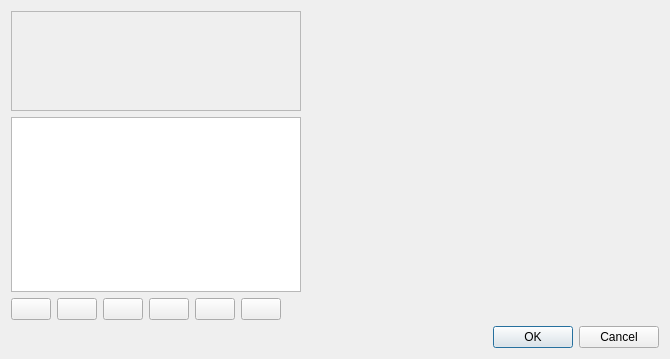
Old version of the form src/ui/qgssymbolv2selectordialogbase.ui in the repository carsmie/QGIS.
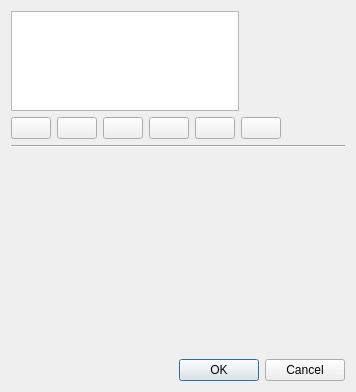
New version of the form.

```diff
--- a/src/ui/qgssymbolv2selectordialogbase.ui
+++ b/src/ui/qgssymbolv2selectordialogbase.ui
@@ -6,16 +6,35 @@
    <rect>
     <x>0</x>
     <y>0</y>
-    <width>670</width>
-    <height>359</height>
+    <width>356</width>
+    <height>392</height>
    </rect>
   </property>
   <property name="windowTitle">
    <string>Symbol selector</string>
   </property>
-  <layout class="QGridLayout" name="gridLayout">
-   <item row="0" column="0">
-    <layout class="QVBoxLayout" name="verticalLayout">
+  <layout class="QVBoxLayout" name="verticalLayout_3">
+   <item>
+    <layout class="QHBoxLayout" name="horizontalLayout">
+     <item>
+      <widget class="QTreeView" name="layersTree">
+       <property name="sizePolicy">
+        <sizepolicy hsizetype="Expanding" vsizetype="Fixed">
+         <horstretch>0</horstretch>
+         <verstretch>0</verstretch>
+        </sizepolicy>
+       </property>
+       <property name="maximumSize">
+        <size>
+         <width>16777215</width>
+         <height>100</height>
+        </size>
+       </property>
+       <property name="editTriggers">
+        <set>QAbstractItemView::NoEditTriggers</set>
+       </property>
+      </widget>
+     </item>
      <item>
       <widget class="QLabel" name="lblPreview">
        <property name="sizePolicy">
@@ -31,7 +50,7 @@
         </size>
        </property>
        <property name="frameShape">
-        <enum>QFrame::StyledPanel</enum>
+        <enum>QFrame::NoFrame</enum>
        </property>
        <property name="frameShadow">
         <enum>QFrame::Sunken</enum>
@@ -44,18 +63,7 @@
        </property>
       </widget>
      </item>
-     <item>
-      <widget class="QTreeView" name="layersTree">
-       <property name="sizePolicy">
-        <sizepolicy hsizetype="Expanding" vsizetype="Expanding">
-         <horstretch>0</horstretch>
-         <verstretch>0</verstretch>
-        </sizepolicy>
-       </property>
-       <property name="editTriggers">
-        <set>QAbstractItemView::NoEditTriggers</set>
-       </property>
-      </widget>
+    </layout>
      </item>
      <item>
       <layout class="QHBoxLayout" name="pushBtnBox">
@@ -161,19 +169,14 @@
        </item>
       </layout>
      </item>
-    </layout>
-   </item>
-   <item row="1" column="2">
-    <widget class="QDialogButtonBox" name="buttonBox">
+   <item>
+    <widget class="Line" name="line">
      <property name="orientation">
       <enum>Qt::Horizontal</enum>
      </property>
-     <property name="standardButtons">
-      <set>QDialogButtonBox::Cancel|QDialogButtonBox::Ok</set>
-     </property>
     </widget>
    </item>
-   <item row="0" column="1" colspan="2">
+   <item>
     <widget class="QFrame" name="frame">
      <property name="sizePolicy">
       <sizepolicy hsizetype="Expanding" vsizetype="Preferred">
@@ -208,6 +211,16 @@
      </layout>
     </widget>
    </item>
+   <item>
+    <widget class="QDialogButtonBox" name="buttonBox">
+     <property name="orientation">
+      <enum>Qt::Horizontal</enum>
+     </property>
+     <property name="standardButtons">
+      <set>QDialogButtonBox::Cancel|QDialogButtonBox::Ok</set>
+     </property>
+    </widget>
+   </item>
   </layout>
  </widget>
  <resources/>
```
Lines whose indentation alone changed are shown as unchanged.
